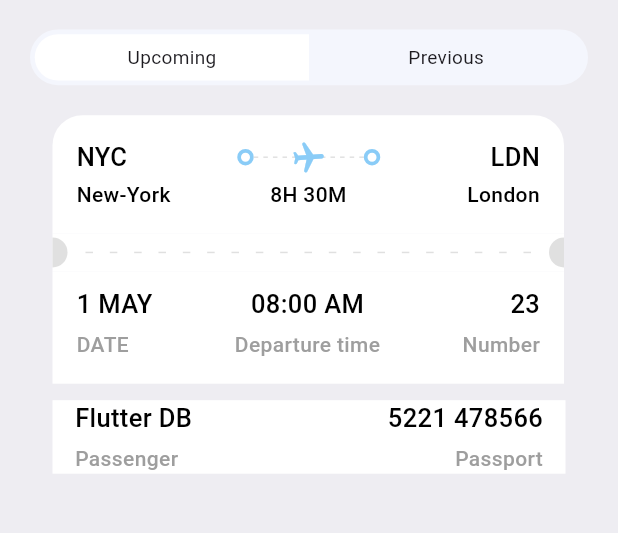
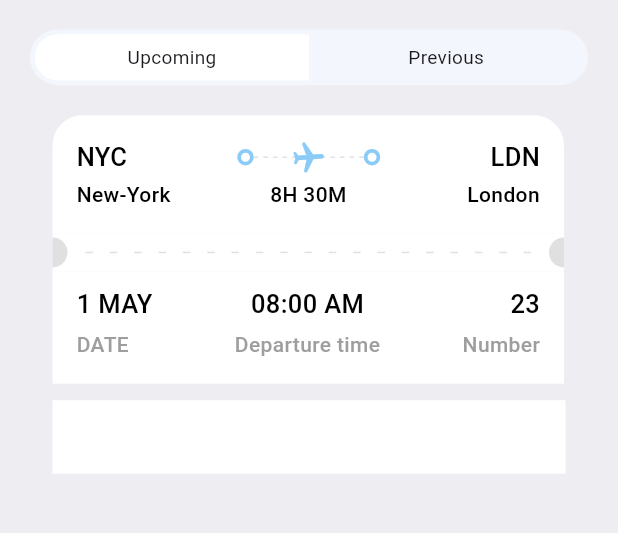
Before and after one commit to Shajjad002/book_tickets, a Flutter app: the TicketScreen screen opened directly, on a phone screen of 412 x 824 dp, the part 146-679 px from its top. Run offline on Flutter 3.47's test engine with Material 3 defaults, Android fonts, the phone set to English and light mode, and no system bars; our stand-ins replace fluentui_icons, gap, get.

Commit message:
column_layout

```diff
--- a/lib/widgets/column_layout.dart
+++ b/lib/widgets/column_layout.dart
@@ -8,20 +8,24 @@ class AppColumnLayout extends StatelessWidget {
   final CrossAxisAlignment alignment;
   final String firstText ;
   final String secondText ;
+  final bool? isColor;
   const AppColumnLayout({Key? key,
     required this.firstText,
     required this.secondText,
-    required this.alignment
+    required this.alignment,
+    this.isColor,
   }) :super(key:key);
 
   @override
   Widget build(BuildContext context) {
     return      Column(
       crossAxisAlignment: alignment,
+      //style:isColor==null? Styles.headLineStyle3.copyWith(color: Colors.white):Styles.headLineStyle3.copyWith(color: Colors.black)
+      //style: isColor==null? Styles.headLineStyle4.copyWith(color: Colors.white):Styles.headLineStyle4.copyWith(color: Colors.black)
       children: [
-        Text(firstText,style: Styles.headLineStyle3.copyWith(color: Colors.black),),//"Flutter DB"
+        Text(firstText,style:isColor==null? Styles.headLineStyle3.copyWith(color: Colors.white):Styles.headLineStyle3.copyWith(color: Colors.black)),//"Flutter DB"
         Gap(5),
-        Text(secondText,style: Styles.headLineStyle4),//"Passenger"
+        Text(secondText,style: isColor==null? Styles.headLineStyle4.copyWith(color: Colors.white):Styles.headLineStyle4),//"Passenger"
       ],
     );
   }
```
